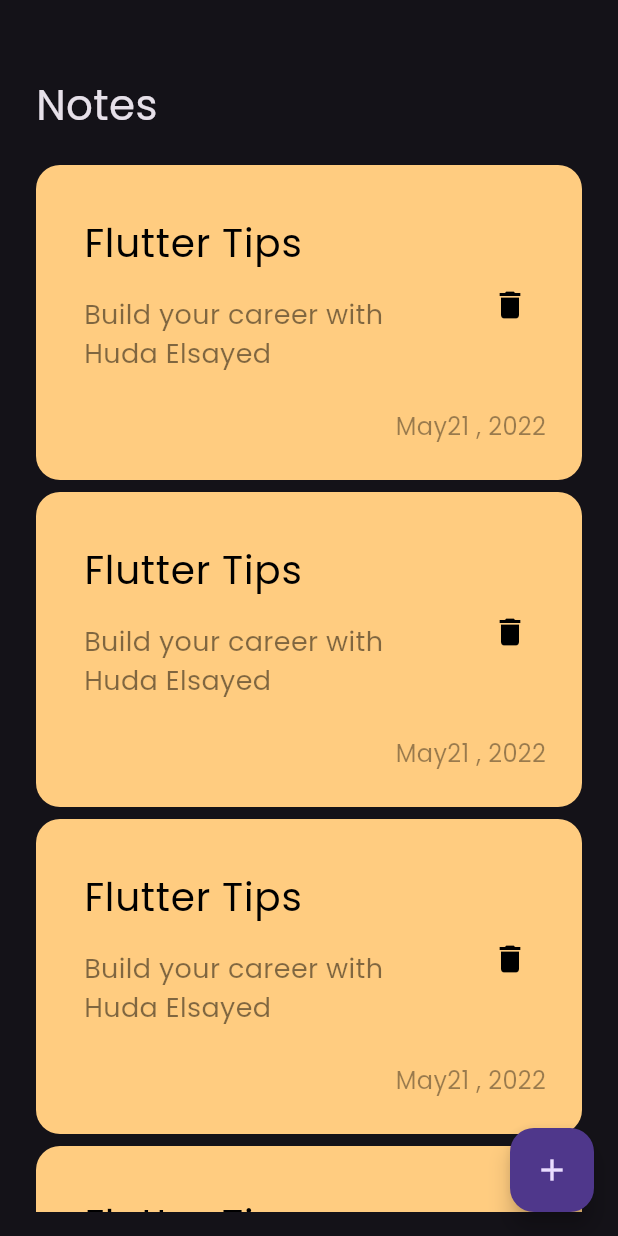
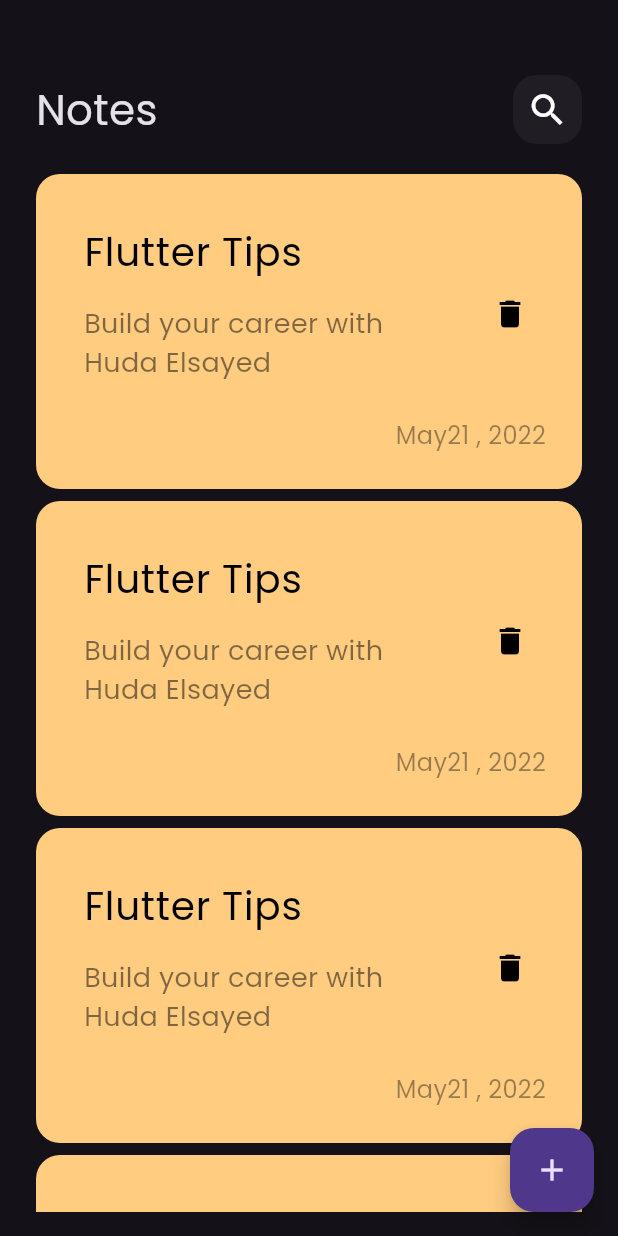
Before and after one commit to htmluserhuda/notesapp, a Flutter app: the screen it shows after launch, on a phone screen of 412 x 824 dp. Run offline on Flutter 3.47's test engine with Material 3 defaults, Android fonts, the phone set to English and light mode, and no system bars.

Commit message:
add custom appbar to note edit view

```diff
--- a/lib/views/widgets/custom_appbar.dart
+++ b/lib/views/widgets/custom_appbar.dart
@@ -1,16 +1,20 @@
 import 'package:flutter/material.dart';
+import 'package:notesapp/views/widgets/custom_search_icon.dart';
 
 class CustomAppbar extends StatelessWidget {
-  const CustomAppbar({super.key});
-
+  const CustomAppbar({super.key, required this.title, required this.icon});
+  final String title;
+  final IconData icon;
   @override
   Widget build(BuildContext context) {
     return Row(
+      mainAxisAlignment: MainAxisAlignment.spaceBetween,
       children: [
         Text(
-          "Notes",
-          style: TextStyle(fontSize: 28),
-        )
+          title,
+          style: const TextStyle(fontSize: 28),
+        ),
+        CustomSearchIcon(icon: icon),
       ],
     );
   }
--- a/lib/views/widgets/custom_search_icon.dart
+++ b/lib/views/widgets/custom_search_icon.dart
@@ -1,8 +1,8 @@
 import 'package:flutter/material.dart';
 
 class CustomSearchIcon extends StatelessWidget {
-  const CustomSearchIcon({super.key});
-
+  const CustomSearchIcon({super.key, required this.icon});
+  final IconData icon;
   @override
   Widget build(BuildContext context) {
     return Container(
@@ -12,9 +12,9 @@ class CustomSearchIcon extends StatelessWidget {
         color: Colors.white.withOpacity(.05),
         borderRadius: BorderRadius.circular(16),
       ),
-      child: const Center(
+      child: Center(
         child: Icon(
-          Icons.search,
+          icon,
           size: 28,
         ),
       ),
--- a/lib/views/widgets/notes_view_body.dart
+++ b/lib/views/widgets/notes_view_body.dart
@@ -17,7 +17,7 @@ class NotesViewBody extends StatelessWidget {
           SizedBox(
             height: 50,
           ),
-          CustomAppbar(),
+          CustomAppbar(title: 'Notes', icon: Icons.search,),
           Expanded(child: NotesListView()),
         ],
       ),
```
Also changed, not shown: lib/views/widgets/edit_notes_view_body.dart (+15 -1 lines).
